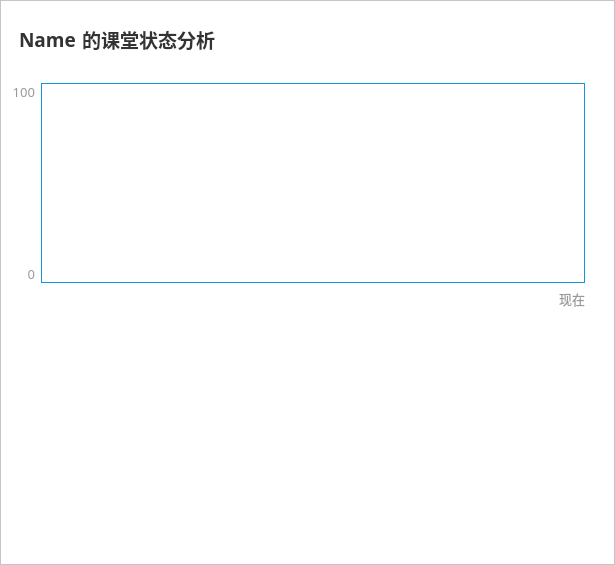
This is Status/Resources/ui/t_lessonAnalysisWidget.ui in StatusOnIineEducationDev/status-desktop as Qt 5 draws it before an edit. The edited form follows.
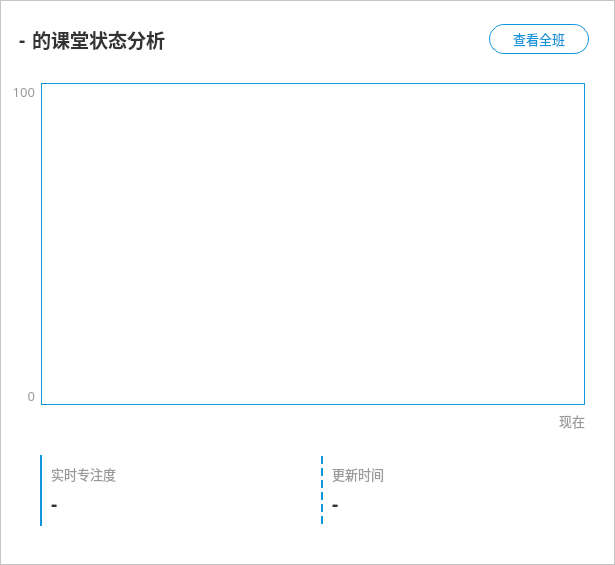
This is the edited form. Custom widgets are drawn as their Qt base class.

Commit message: 完善查看学生专注度功能（面积图）

Patch:
```diff
--- a/Status/Resources/ui/t_lessonAnalysisWidget.ui
+++ b/Status/Resources/ui/t_lessonAnalysisWidget.ui
@@ -44,8 +44,27 @@
       <enum>QFrame::Raised</enum>
      </property>
      <layout class="QGridLayout" name="gridLayout_2">
+      <item row="0" column="1">
+       <spacer name="horizontalSpacer">
+        <property name="orientation">
+         <enum>Qt::Horizontal</enum>
+        </property>
+        <property name="sizeHint" stdset="0">
+         <size>
+          <width>40</width>
+          <height>20</height>
+         </size>
+        </property>
+       </spacer>
+      </item>
       <item row="0" column="0">
        <widget class="QFrame" name="frame_3">
+        <property name="sizePolicy">
+         <sizepolicy hsizetype="Preferred" vsizetype="Fixed">
+          <horstretch>0</horstretch>
+          <verstretch>0</verstretch>
+         </sizepolicy>
+        </property>
         <property name="styleSheet">
          <string notr="true">border: none;</string>
         </property>
@@ -83,7 +102,7 @@
 border: none;</string>
            </property>
            <property name="text">
-            <string>Name</string>
+            <string>-</string>
            </property>
            <property name="scaledContents">
             <bool>true</bool>
@@ -124,23 +143,66 @@
            </property>
           </widget>
          </item>
-         <item>
-          <spacer name="horizontalSpacer">
-           <property name="orientation">
-            <enum>Qt::Horizontal</enum>
-           </property>
-           <property name="sizeHint" stdset="0">
-            <size>
-             <width>40</width>
-             <height>20</height>
-            </size>
-           </property>
-          </spacer>
-         </item>
         </layout>
        </widget>
       </item>
-      <item row="1" column="0">
+      <item row="0" column="2">
+       <widget class="QPushButton" name="all_btn">
+        <property name="minimumSize">
+         <size>
+          <width>100</width>
+          <height>30</height>
+         </size>
+        </property>
+        <property name="maximumSize">
+         <size>
+          <width>100</width>
+          <height>30</height>
+         </size>
+        </property>
+        <property name="font">
+         <font>
+          <family>微软雅黑</family>
+          <pointsize>10</pointsize>
+         </font>
+        </property>
+        <property name="cursor">
+         <cursorShape>PointingHandCursor</cursorShape>
+        </property>
+        <property name="styleSheet">
+         <string notr="true">QPushButton {
+	border-radius: 15px;
+	border: 1px solid #1296db;
+	color: #1296db;
+	background: none;
+}
+
+QPushButton:hover {
+	background-color: #E6E6E6;
+}</string>
+        </property>
+        <property name="text">
+         <string>查看全班</string>
+        </property>
+       </widget>
+      </item>
+      <item row="0" column="3">
+       <spacer name="horizontalSpacer_2">
+        <property name="orientation">
+         <enum>Qt::Horizontal</enum>
+        </property>
+        <property name="sizeType">
+         <enum>QSizePolicy::Fixed</enum>
+        </property>
+        <property name="sizeHint" stdset="0">
+         <size>
+          <width>10</width>
+          <height>20</height>
+         </size>
+        </property>
+       </spacer>
+      </item>
+      <item row="1" column="0" colspan="4">
        <widget class="QFrame" name="concentration_area_chart">
         <property name="minimumSize">
          <size>
@@ -175,6 +237,12 @@
          </property>
          <item row="2" column="0" colspan="3">
           <widget class="QLabel" name="label_14">
+           <property name="sizePolicy">
+            <sizepolicy hsizetype="Preferred" vsizetype="Fixed">
+             <horstretch>0</horstretch>
+             <verstretch>0</verstretch>
+            </sizepolicy>
+           </property>
            <property name="minimumSize">
             <size>
              <width>0</width>
@@ -210,18 +278,17 @@
            <property name="minimumSize">
             <size>
              <width>0</width>
-             <height>200</height>
+             <height>0</height>
             </size>
            </property>
            <property name="maximumSize">
             <size>
              <width>16777215</width>
-             <height>250</height>
+             <height>16777215</height>
             </size>
            </property>
            <property name="styleSheet">
-            <string notr="true">border: 1px solid #1296db;
-background: none;</string>
+            <string notr="true">border: 1px solid #1296db;</string>
            </property>
           </widget>
          </item>
@@ -286,15 +353,222 @@
         </layout>
        </widget>
       </item>
-      <item row="2" column="0">
+      <item row="2" column="0" colspan="4">
+       <widget class="QFrame" name="text_info_frame">
+        <property name="sizePolicy">
+         <sizepolicy hsizetype="Preferred" vsizetype="Fixed">
+          <horstretch>0</horstretch>
+          <verstretch>0</verstretch>
+         </sizepolicy>
+        </property>
+        <property name="styleSheet">
+         <string notr="true">border: none;</string>
+        </property>
+        <property name="frameShape">
+         <enum>QFrame::StyledPanel</enum>
+        </property>
+        <property name="frameShadow">
+         <enum>QFrame::Raised</enum>
+        </property>
+        <layout class="QGridLayout" name="gridLayout_4">
+         <property name="leftMargin">
+          <number>30</number>
+         </property>
+         <item row="0" column="0">
+          <widget class="QFrame" name="conc_frame">
+           <property name="sizePolicy">
+            <sizepolicy hsizetype="Preferred" vsizetype="Preferred">
+             <horstretch>0</horstretch>
+             <verstretch>0</verstretch>
+            </sizepolicy>
+           </property>
+           <property name="styleSheet">
+            <string notr="true">QFrame {
+	background: none;
+	border: 2px solid #1296db;
+	border-top: none;
+	border-right: none;
+	border-bottom: none;
+}</string>
+           </property>
+           <property name="frameShape">
+            <enum>QFrame::StyledPanel</enum>
+           </property>
+           <property name="frameShadow">
+            <enum>QFrame::Raised</enum>
+           </property>
+           <layout class="QGridLayout" name="gridLayout_13">
+            <item row="1" column="0">
+             <widget class="QLabel" name="concentration_value_text">
+              <property name="minimumSize">
+               <size>
+                <width>0</width>
+                <height>0</height>
+               </size>
+              </property>
+              <property name="maximumSize">
+               <size>
+                <width>16777215</width>
+                <height>16777215</height>
+               </size>
+              </property>
+              <property name="font">
+               <font>
+                <family>微软雅黑</family>
+                <pointsize>14</pointsize>
+                <weight>75</weight>
+                <bold>true</bold>
+               </font>
+              </property>
+              <property name="styleSheet">
+               <string notr="true">color: #333333;
+border: none;</string>
+              </property>
+              <property name="text">
+               <string>-</string>
+              </property>
+              <property name="scaledContents">
+               <bool>true</bool>
+              </property>
+              <property name="alignment">
+               <set>Qt::AlignLeading|Qt::AlignLeft|Qt::AlignVCenter</set>
+              </property>
+             </widget>
+            </item>
+            <item row="0" column="0">
+             <widget class="QLabel" name="label_16">
+              <property name="minimumSize">
+               <size>
+                <width>0</width>
+                <height>0</height>
+               </size>
+              </property>
+              <property name="maximumSize">
+               <size>
+                <width>16777215</width>
+                <height>16777215</height>
+               </size>
+              </property>
+              <property name="font">
+               <font>
+                <family>微软雅黑</family>
+                <pointsize>10</pointsize>
+               </font>
+              </property>
+              <property name="styleSheet">
+               <string notr="true">color: #999999;
+border: none;</string>
+              </property>
+              <property name="text">
+               <string>实时专注度</string>
+              </property>
+             </widget>
+            </item>
+           </layout>
+          </widget>
+         </item>
+         <item row="0" column="1">
+          <widget class="QFrame" name="time_frame">
+           <property name="styleSheet">
+            <string notr="true">QFrame {
+	background: none;
+	border: 2px dashed #1296db;
+	border-top: none;
+	border-right: none;
+	border-bottom: none;
+}</string>
+           </property>
+           <property name="frameShape">
+            <enum>QFrame::StyledPanel</enum>
+           </property>
+           <property name="frameShadow">
+            <enum>QFrame::Raised</enum>
+           </property>
+           <layout class="QGridLayout" name="gridLayout_3">
+            <item row="1" column="0">
+             <widget class="QLabel" name="time_text">
+              <property name="minimumSize">
+               <size>
+                <width>0</width>
+                <height>0</height>
+               </size>
+              </property>
+              <property name="maximumSize">
+               <size>
+                <width>16777215</width>
+                <height>16777215</height>
+               </size>
+              </property>
+              <property name="font">
+               <font>
+                <family>微软雅黑</family>
+                <pointsize>14</pointsize>
+                <weight>75</weight>
+                <bold>true</bold>
+               </font>
+              </property>
+              <property name="styleSheet">
+               <string notr="true">color: #333333;
+border: none;</string>
+              </property>
+              <property name="text">
+               <string>-</string>
+              </property>
+              <property name="scaledContents">
+               <bool>true</bool>
+              </property>
+              <property name="alignment">
+               <set>Qt::AlignLeading|Qt::AlignLeft|Qt::AlignVCenter</set>
+              </property>
+             </widget>
+            </item>
+            <item row="0" column="0">
+             <widget class="QLabel" name="label_17">
+              <property name="minimumSize">
+               <size>
+                <width>0</width>
+                <height>0</height>
+               </size>
+              </property>
+              <property name="maximumSize">
+               <size>
+                <width>16777215</width>
+                <height>16777215</height>
+               </size>
+              </property>
+              <property name="font">
+               <font>
+                <family>微软雅黑</family>
+                <pointsize>10</pointsize>
+               </font>
+              </property>
+              <property name="styleSheet">
+               <string notr="true">color: #999999;
+border: none;</string>
+              </property>
+              <property name="text">
+               <string>更新时间</string>
+              </property>
+             </widget>
+            </item>
+           </layout>
+          </widget>
+         </item>
+        </layout>
+       </widget>
+      </item>
+      <item row="3" column="0" colspan="4">
        <spacer name="verticalSpacer">
         <property name="orientation">
          <enum>Qt::Vertical</enum>
         </property>
+        <property name="sizeType">
+         <enum>QSizePolicy::Fixed</enum>
+        </property>
         <property name="sizeHint" stdset="0">
          <size>
           <width>20</width>
-          <height>40</height>
+          <height>20</height>
          </size>
         </property>
        </spacer>
```
Left out of the diff: 2 changed lines with no effect on the pictures. The commit also changes 14 other files.
